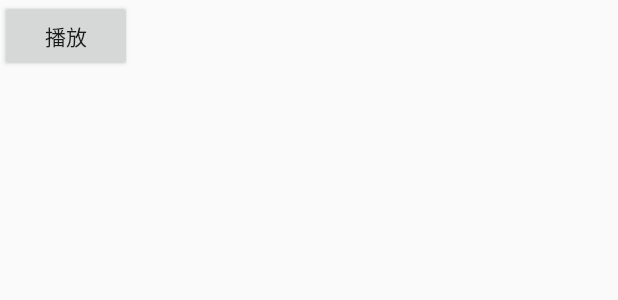
After one commit to lixinxinlove/ImageProject, an Android app: the layout activity_sound_pool.xml on its own in the app's theme, with its tools: preview values and no code run, on a phone screen of 412 x 824 dp. The commit adds this screen. Shown: the top 300 px of the screen. Run offline under Robolectric (Android 15) with nearby library versions, the phone set to English and light mode, and no system bars.

Commit message:
添加播放声音

```diff
--- a/app/src/main/AndroidManifest.xml
+++ b/app/src/main/AndroidManifest.xml
@@ -55,7 +55,8 @@
         <activity android:name=".activity.ViewModelActivity" />
         <activity android:name=".activity.ShareActivity" />
         <activity android:name=".activity.SensorActivity" />
-        <activity android:name=".activity.FragmentTabHostActivity"/>
+        <activity android:name=".activity.FragmentTabHostActivity" />
+        <activity android:name=".activity.SoundPoolActivity"></activity>
     </application>
 
 </manifest>
--- a/app/src/main/java/com/lixinxin/imageproject/activity/FragmentTabHostActivity.java
+++ b/app/src/main/java/com/lixinxin/imageproject/activity/FragmentTabHostActivity.java
@@ -70,7 +70,7 @@ public class FragmentTabHostActivity extends AppCompatActivity {
 
     private void initFragment() {
         mTabHost = (FragmentTabHost) findViewById(R.id.fragment_tab_host);
-        mTabHost.setup(this, getSupportFragmentManager(), R.id.fl_content);//设置替换哪个布局
+        mTabHost.setup(this, getSupportFragmentManager(), R.id.pager);//设置替换哪个布局
         mTabHost.getTabWidget().setDividerDrawable(R.color.tr);
         int fragmentCount = fragmentArray.length;
 
--- a/app/src/main/java/com/lixinxin/imageproject/activity/RecyclerViewActivity.java
+++ b/app/src/main/java/com/lixinxin/imageproject/activity/RecyclerViewActivity.java
@@ -58,6 +58,7 @@ public class RecyclerViewActivity extends AppCompatActivity implements BaseQuick
         mData.add("14-分享");
         mData.add("15-Sensor");
         mData.add("16-FragmentTabHost");
+        mData.add("17-播放声音");
         adapter = new ListAdapter(mData);
         adapter.setOnItemClickListener(this);
     }
@@ -118,6 +119,9 @@ public class RecyclerViewActivity extends AppCompatActivity implements BaseQuick
             case 16:
                 ARouter.getInstance().build("/activity/FragmentTabHostActivity").navigation();
                 break;
+            case 17:
+                ARouter.getInstance().build("/activity/SoundPoolActivity").navigation();
+                break;
             default:
                 break;
         }
--- /dev/null
+++ b/app/src/main/res/layout/activity_sound_pool.xml
@@ -0,0 +1,17 @@
+<?xml version="1.0" encoding="utf-8"?>
+<android.support.constraint.ConstraintLayout xmlns:android="http://schemas.android.com/apk/res/android"
+    xmlns:app="http://schemas.android.com/apk/res-auto"
+    xmlns:tools="http://schemas.android.com/tools"
+    android:layout_width="match_parent"
+    android:layout_height="match_parent"
+    tools:context=".activity.SoundPoolActivity">
+
+
+    <Button
+        android:text="播放"
+        android:id="@+id/btn_play"
+        android:layout_width="wrap_content"
+        android:layout_height="wrap_content" />
+
+
+</android.support.constraint.ConstraintLayout>
```
Also changed, not shown: app/src/main/java/com/lixinxin/imageproject/activity/SoundPoolActivity.java (added, +59 -0 lines), app/src/main/res/layout/activity_recycler_view.xml (+15 -1 lines), 5 other files.
